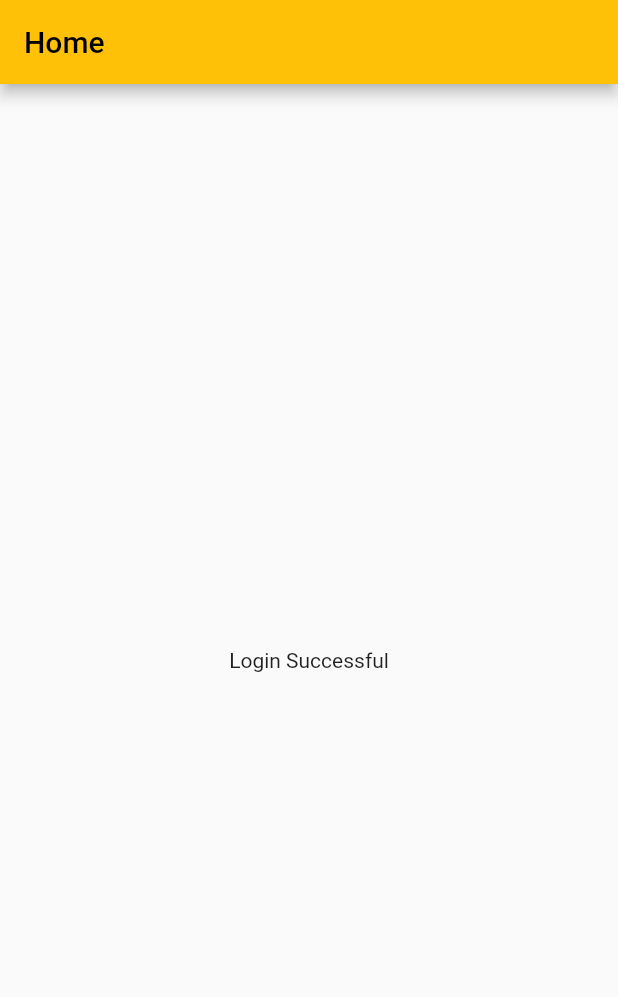
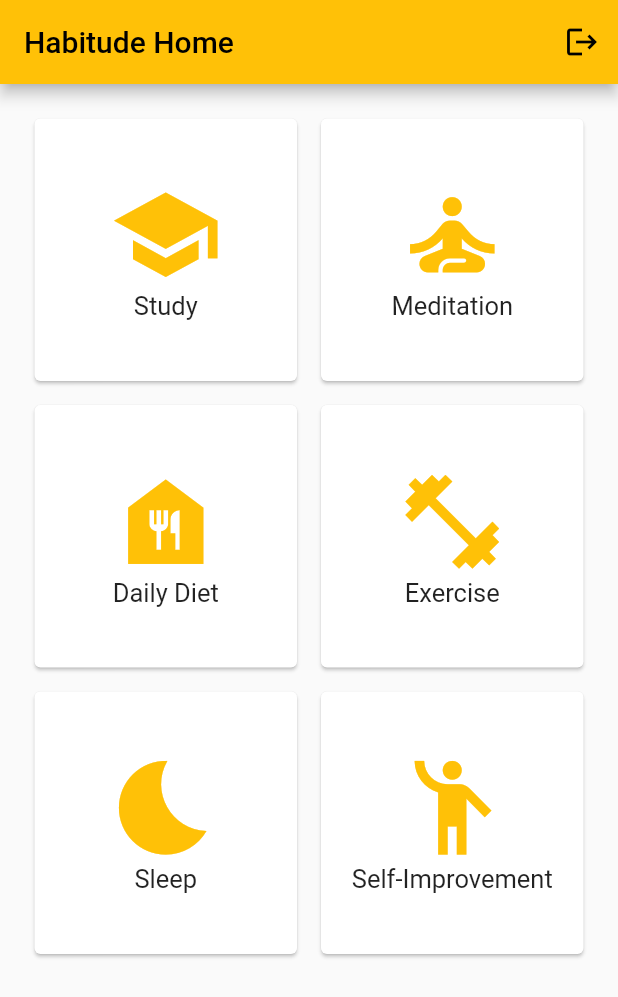
Before and after one commit to shayitsme/Habitude-habits-app-FYP-, a Flutter app: the HomeForm screen opened directly, on a phone screen of 412 x 824 dp. Shown: the top 997 px of the screen. Run offline on Flutter 3.47's test engine with Material 2 defaults, Android fonts, the phone set to English and light mode, and no system bars; our stand-ins replace sqflite, toast; accounts and stored records are empty.

Commit message:
project has been updated

```diff
--- a/lib/Screens/HomeForm.dart
+++ b/lib/Screens/HomeForm.dart
@@ -1,4 +1,8 @@
 import 'package:flutter/material.dart';
+import 'package:login_with_signup/Screens/HomePage.dart';
+import 'package:login_with_signup/Screens/HomePage2.dart';
+
+import 'LoginForm.dart';
 class HomeForm extends StatefulWidget {
 
   @override
@@ -10,9 +14,126 @@ class _HomeFormState extends State<HomeForm> {
   Widget build(BuildContext context) {
     return Scaffold(
       appBar: AppBar(
-        title: Text('Home'),
+        title: Text('Habitude Home'),
+        automaticallyImplyLeading: false,
+        backgroundColor: Colors.amber,
+        elevation: 4.0,
+        actions: [
+          IconButton(icon: Icon(Icons.logout),
+            onPressed: () => {
+              Navigator.push(context,
+                  MaterialPageRoute(builder:(_)=> LoginForm()))
+            },
+          ),
+        ],
       ),
-      body: Center(child: Text('Login Successful'),
+      body: GridView.count(
+        padding: EdgeInsets.all(15),
+        crossAxisCount: 2,
+        children: <Widget>[
+          Card(
+            margin: EdgeInsets.all(8),
+            child: InkWell(
+              onTap: (){
+                Navigator.push(context,
+                    MaterialPageRoute(builder:(_)=> HomePage()));
+              },
+              splashColor: Colors.amber,
+              child: Center(
+                child: Column(
+                  mainAxisSize: MainAxisSize.min,
+                  children: const <Widget>[
+                    Icon(Icons.school, size: 75, color: Colors.amber,),
+                    Text("Study", style: TextStyle(fontSize: 17.0)),
+                  ],
+                ),
+              ),
+            ),
+          ),
+          Card(
+            margin: EdgeInsets.all(8),
+            child: InkWell(
+              onTap: (){
+                Navigator.push(context,
+                    MaterialPageRoute(builder:(_)=> HomePage2()));
+              },
+              splashColor: Colors.amber,
+              child: Center(
+                child: Column(
+                  mainAxisSize: MainAxisSize.min,
+                  children: const <Widget>[
+                    Icon(Icons.self_improvement, size: 75, color: Colors.amber,),
+                    Text("Meditation", style: TextStyle(fontSize: 17.0)),
+                  ],
+                ),
+              ),
+            ),
+          ),
+          Card(
+            margin: EdgeInsets.all(8),
+            child: InkWell(
+              onTap: (){},
+              splashColor: Colors.amber,
+              child: Center(
+                child: Column(
+                  mainAxisSize: MainAxisSize.min,
+                  children: const <Widget>[
+                    Icon(Icons.food_bank, size: 75, color: Colors.amber,),
+                    Text("Daily Diet", style: TextStyle(fontSize: 17.0)),
+                  ],
+                ),
+              ),
+            ),
+          ),
+          Card(
+            margin: EdgeInsets.all(8),
+            child: InkWell(
+              onTap: (){},
+              splashColor: Colors.amber,
+              child: Center(
+                child: Column(
+                  mainAxisSize: MainAxisSize.min,
+                  children: const <Widget>[
+                    Icon(Icons.fitness_center, size: 75, color: Colors.amber,),
+                    Text("Exercise", style: TextStyle(fontSize: 17.0)),
+                  ],
+                ),
+              ),
+            ),
+          ),
+          Card(
+            margin: EdgeInsets.all(8),
+            child: InkWell(
+              onTap: (){},
+              splashColor: Colors.amber,
+              child: Center(
+                child: Column(
+                  mainAxisSize: MainAxisSize.min,
+                  children: const <Widget>[
+                    Icon(Icons.bedtime, size: 75, color: Colors.amber,),
+                    Text("Sleep", style: TextStyle(fontSize: 17.0)),
+                  ],
+                ),
+              ),
+            ),
+          ),
+          Card(
+            margin: EdgeInsets.all(8),
+            child: InkWell(
+              onTap: (){},
+              splashColor: Colors.amber,
+              child: Center(
+                child: Column(
+                  mainAxisSize: MainAxisSize.min,
+                  children: const <Widget>[
+                    Icon(Icons.emoji_people, size: 75, color: Colors.amber,),
+                    Text("Self-Improvement", style: TextStyle(fontSize: 17.0)),
+                  ],
+                ),
+              ),
+            ),
+          ),
+        ],
       ),
     );
   }
--- a/lib/Screens/LoginForm.dart
+++ b/lib/Screens/LoginForm.dart
@@ -67,7 +67,7 @@ class _LoginFormState extends State<LoginForm> {
             child: Column(
                 mainAxisAlignment: MainAxisAlignment.center,
                 children: [
-                  genLoginSignupHeader('Login'),
+                  genLoginSignupHeader('Log In'),
                   getTextFormField(controller: conUserId,
                       hintName: 'User ID',
                       icon: Icons.person),
--- a/lib/Screens/SignupForm.dart
+++ b/lib/Screens/SignupForm.dart
@@ -4,7 +4,6 @@ import 'package:login_with_signup/Comm/genLoginSignupHeader.dart';
 import 'package:login_with_signup/DatabaseHandler/DbHelper.dart';
 import 'package:login_with_signup/Screens/LoginForm.dart';
 import 'package:toast/toast.dart';
-
 import '../Comm/genTextFormField.dart';
 import '../Model/UserModel.dart';
 
@@ -74,7 +73,7 @@ class _SignupFormState extends State<SignupForm> {
                 child: Column(
                     mainAxisAlignment: MainAxisAlignment.center,
                     children: [
-                      genLoginSignupHeader('Signup'),
+                      genLoginSignupHeader('Sign Up'),
                       getTextFormField(controller: conUserId,
                           hintName: 'User ID',
                           icon: Icons.person),
--- a/lib/main.dart
+++ b/lib/main.dart
@@ -1,5 +1,7 @@
+
 import 'package:flutter/material.dart';
 import 'package:login_with_signup/Screens/LoginForm.dart';
+
 
 void main() {
   runApp(const MyApp());
@@ -19,6 +21,4 @@ class MyApp extends StatelessWidget {
       home: const LoginForm(),
     );
   }
-
-
 }
--- a/pubspec.yaml
+++ b/pubspec.yaml
@@ -39,6 +39,11 @@ dependencies:
   sqflite: ^2.0.2+1
   toast: ^0.3.0
   shared_preferences: ^2.0.13
+  get_storage:
+  flutter_local_notifications: ^9.4.1
+  flutter_native_timezone: ^2.0.0
+
+
 
 dev_dependencies:
   flutter_test:
```
Also changed, not shown: lib/Screens/HomePage.dart (added, +33 -0 lines), lib/Screens/HomePage2.dart (added, +33 -0 lines), lib/services/notification_services.dart (added), pubspec.lock, 1 other file.
